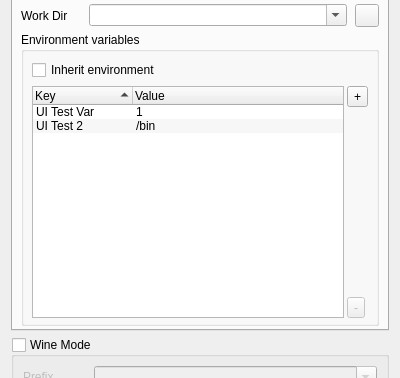
Qt form ui/main.ui (melvyn2/dnject) before a commit; both pictures show x 0 to 400 and y 131 to 509 of the 400 by 700 pixel window.
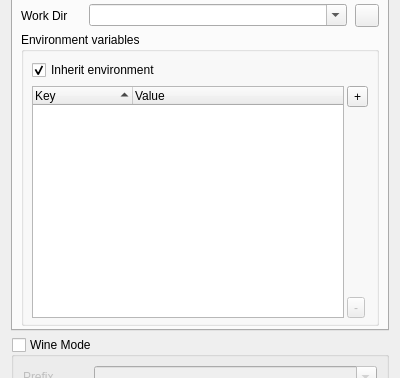
The same form after that commit. The open tabs and pages were chosen to show the change. Icons and pictures are not drawn.

```diff
--- a/ui/main.ui
+++ b/ui/main.ui
@@ -272,7 +272,7 @@
                <number>3</number>
               </property>
               <item row="2" column="1">
-               <widget class="QToolButton" name="env_del_button">
+               <widget class="QToolButton" name="env_add_button">
                 <property name="sizePolicy">
                  <sizepolicy hsizetype="Fixed" vsizetype="Fixed">
                   <horstretch>0</horstretch>
@@ -308,22 +308,6 @@
                   <string>Value</string>
                  </property>
                 </column>
-                <item>
-                 <property name="text">
-                  <string>UI Test Var</string>
-                 </property>
-                 <property name="text">
-                  <string>1</string>
-                 </property>
-                </item>
-                <item>
-                 <property name="text">
-                  <string>UI Test 2</string>
-                 </property>
-                 <property name="text">
-                  <string>/bin</string>
-                 </property>
-                </item>
                </widget>
               </item>
               <item row="0" column="0">
@@ -334,10 +318,13 @@
                 <property name="text">
                  <string>Inherit environment</string>
                 </property>
+                <property name="checked">
+                 <bool>true</bool>
+                </property>
                </widget>
               </item>
               <item row="4" column="1">
-               <widget class="QToolButton" name="env_add_button">
+               <widget class="QToolButton" name="env_del_button">
                 <property name="enabled">
                  <bool>false</bool>
                 </property>
```
Left out of the diff: 5 changed lines with no effect on the pictures.
